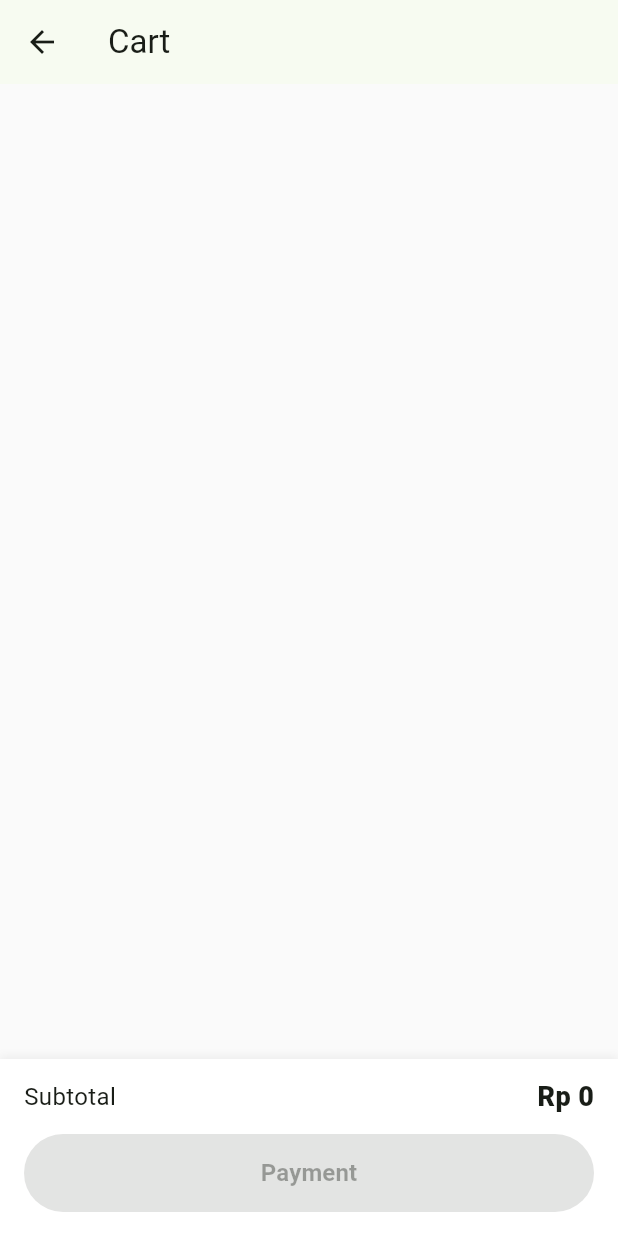
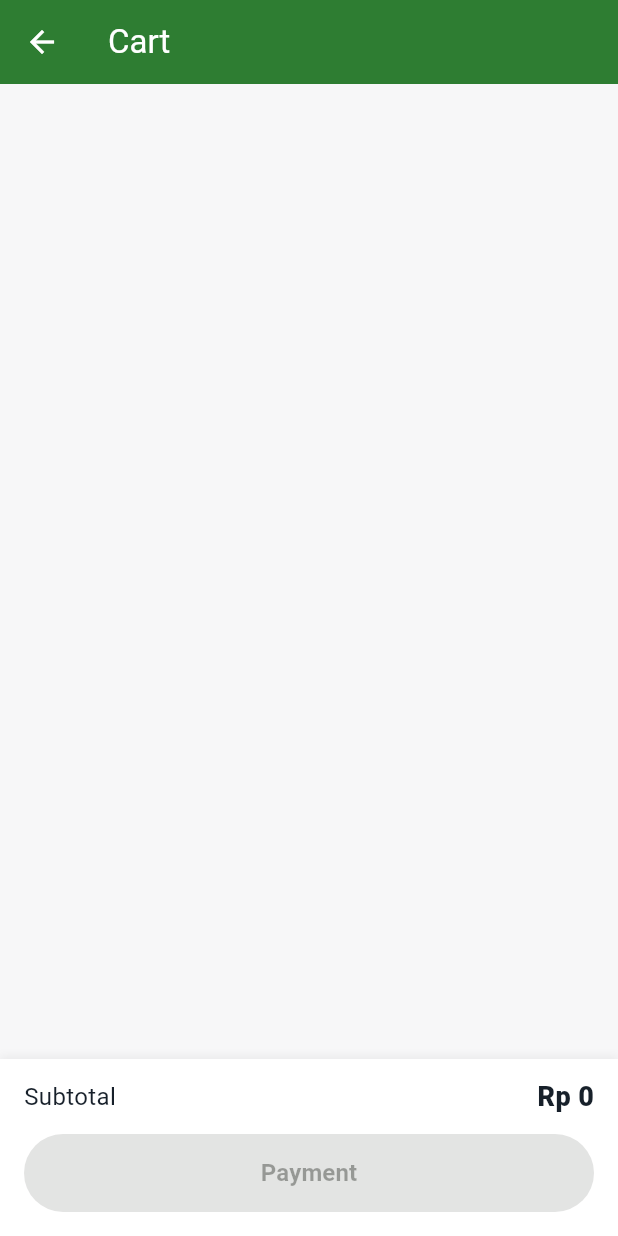
Before and after one commit to ahmadfatihin/pos_calculator_ai, a Flutter app: the screen it shows after launch, scrolled down 117 dp, after a tap on the "shopping cart" icon, on a phone screen of 412 x 824 dp. Run offline on Flutter 3.47's test engine with Material 3 defaults, Android fonts, the phone set to English and light mode, and no system bars; Roboto replaces fonts that are missing (Montserrat).

Commit message:
add pallete

```diff
--- /dev/null
+++ b/lib/app_pallete.dart
@@ -0,0 +1,36 @@
+import 'package:flutter/material.dart';
+
+/// App-wide color tokens so the UI looks consistent.
+class AppPalette {
+  // Greens (from dark -> light)
+  static const green900 = Color(0xFF1B5E20);
+  static const green800 = Color(0xFF2E7D32);
+  static const green600 = Color(0xFF43A047);
+  static const green400 = Color(0xFF66BB6A);
+
+  // Neutrals
+  static const bg = Color(0xFFF7F7F8);
+  static const surface = Colors.white;
+  static const textPrimary = Color(0xFF17202A);
+  static const textMuted = Color(0xFF7D8790);
+
+  // Accents
+  static const danger = Color(0xFFEF5350);
+
+  // Header gradient
+  static const headerGradient = LinearGradient(
+    begin: Alignment.topLeft,
+    end: Alignment.bottomRight,
+    colors: [green900, green800, green600],
+  );
+
+  // Soft shadow used across cards
+  static List<BoxShadow> shadow = [
+    BoxShadow(
+      color: Colors.black.withOpacity(.06),
+      blurRadius: 12,
+      spreadRadius: 0,
+      offset: const Offset(0, 6),
+    ),
+  ];
+}
--- a/lib/main.dart
+++ b/lib/main.dart
@@ -1,4 +1,5 @@
 import 'package:flutter/material.dart';
+import 'package:pos_calculator_ai/app_pallete.dart';
 import 'package:pos_calculator_ai/cart_screen.dart';
 
 void main() => runApp(const PosApp());
@@ -13,9 +14,20 @@ class PosApp extends StatelessWidget {
       debugShowCheckedModeBanner: false,
       theme: ThemeData(
         useMaterial3: true,
-        colorSchemeSeed: const Color(0xFF2E7D32),
-        scaffoldBackgroundColor: Colors.grey[50],
+        colorScheme: ColorScheme.fromSeed(
+          seedColor: AppPalette.green800,
+          brightness: Brightness.light,
+        ),
+        scaffoldBackgroundColor: AppPalette.bg,
         fontFamily: 'Montserrat',
+        textTheme: const TextTheme(
+          bodyMedium: TextStyle(color: AppPalette.textPrimary),
+        ),
+        appBarTheme: const AppBarTheme(
+          backgroundColor: AppPalette.green800,
+          foregroundColor: Colors.white,
+          elevation: 0,
+        ),
       ),
       home: const QuickSaleScreen(),
     );
@@ -331,7 +343,6 @@ class QuickSaleScreenState extends State<QuickSaleScreen> {
 }
 
 /* -------------------------------- Header ---------------------------------- */
-
 class _Header extends StatelessWidget {
   const _Header({required this.amountText, required this.onOpenCart});
 
@@ -342,7 +353,7 @@ class _Header extends StatelessWidget {
   Widget build(BuildContext context) {
     return Container(
       decoration: const BoxDecoration(
-        color: Color(0xFF2E7D32),
+        gradient: AppPalette.headerGradient,
         borderRadius: BorderRadius.only(
           bottomLeft: Radius.circular(24),
           bottomRight: Radius.circular(24),
@@ -350,40 +361,82 @@ class _Header extends StatelessWidget {
       ),
       padding: const EdgeInsets.fromLTRB(16, 20, 16, 24),
       child: Column(
-        crossAxisAlignment: CrossAxisAlignment.start,
         children: [
           Row(
-            mainAxisAlignment: MainAxisAlignment.spaceBetween,
             children: [
-              const Row(
-                children: [
-                  Icon(Icons.shopping_cart_outlined, color: Colors.white),
-                  SizedBox(width: 8),
-                  Text('Mode', style: TextStyle(color: Colors.white70)),
-                ],
+              // Mode pill
+              Expanded(
+                child: Container(
+                  height: 64,
+                  decoration: BoxDecoration(
+                    color: Colors.white.withOpacity(.12),
+                    borderRadius: BorderRadius.circular(20),
+                  ),
+                  padding: const EdgeInsets.symmetric(horizontal: 16),
+                  child: Row(
+                    children: const [
+                      Icon(
+                        Icons.shopping_cart_outlined,
+                        color: Colors.white,
+                        size: 28,
+                      ),
+                      SizedBox(width: 12),
+                      Column(
+                        mainAxisAlignment: MainAxisAlignment.center,
+                        crossAxisAlignment: CrossAxisAlignment.start,
+                        children: [
+                          Text(
+                            'Mode',
+                            style: TextStyle(
+                              color: Colors.white70,
+                              fontSize: 12,
+                            ),
+                          ),
+                          SizedBox(height: 2),
+                          Text(
+                            'Quick Sale',
+                            style: TextStyle(
+                              color: Colors.white,
+                              fontSize: 16,
+                              fontWeight: FontWeight.w600,
+                            ),
+                          ),
+                        ],
+                      ),
+                    ],
+                  ),
+                ),
               ),
-              IconButton(
-                icon: const Icon(Icons.shopping_cart, color: Colors.white),
-                onPressed: onOpenCart,
+              const SizedBox(width: 12),
+              // Cart pill
+              InkWell(
+                borderRadius: BorderRadius.circular(20),
+                onTap: onOpenCart,
+                child: Container(
+                  height: 64,
+                  width: 64,
+                  decoration: BoxDecoration(
+                    color: Colors.white.withOpacity(.12),
+                    borderRadius: BorderRadius.circular(20),
+                  ),
+                  child: const Icon(
+                    Icons.shopping_cart,
+                    color: Colors.white,
+                    size: 28,
+                  ),
+                ),
               ),
             ],
           ),
-          const SizedBox(height: 4),
-          const Text(
-            'Quick Sale',
-            style: TextStyle(
-              color: Colors.white,
-              fontSize: 18,
-              fontWeight: FontWeight.w600,
-            ),
-          ),
-          const SizedBox(height: 20),
+          const SizedBox(height: 16),
+          // Amount card
           Container(
             width: double.infinity,
-            padding: const EdgeInsets.all(16),
+            padding: const EdgeInsets.all(18),
             decoration: BoxDecoration(
-              color: Colors.white,
-              borderRadius: BorderRadius.circular(16),
+              color: AppPalette.surface,
+              borderRadius: BorderRadius.circular(20),
+              boxShadow: AppPalette.shadow,
             ),
             child: Column(
               crossAxisAlignment: CrossAxisAlignment.start,
@@ -392,16 +445,17 @@ class _Header extends StatelessWidget {
                   'Enter Amount',
                   style: TextStyle(
                     fontSize: 14,
-                    color: Colors.grey,
+                    color: AppPalette.textMuted,
                     fontWeight: FontWeight.w500,
                   ),
                 ),
-                const SizedBox(height: 4),
+                const SizedBox(height: 6),
                 Text(
                   amountText,
                   style: const TextStyle(
-                    fontSize: 32,
-                    fontWeight: FontWeight.w700,
+                    fontSize: 36,
+                    fontWeight: FontWeight.w800,
+                    color: AppPalette.textPrimary,
                   ),
                 ),
               ],
@@ -490,11 +544,11 @@ class _Keypad extends StatelessWidget {
 
   @override
   Widget build(BuildContext context) {
-    // Uniform keys: 5 rows × 4 columns (last column = operators)
+    // Softer keys to match the header
     const white = Colors.white;
-    final fn = const Color(0xFFE8ECEF);
-    final op = const Color(0xFFD7E0EA);
-    const red = Color(0xFFF36A6A);
+    final fn = const Color(0xFFEFF3F6); // function keys (%, /)
+    final op = const Color(0xFFDDE6EF); // right operator column
+    const red = AppPalette.danger;
     const gap = 8.0;
     const keyH = 58.0;
 
```
